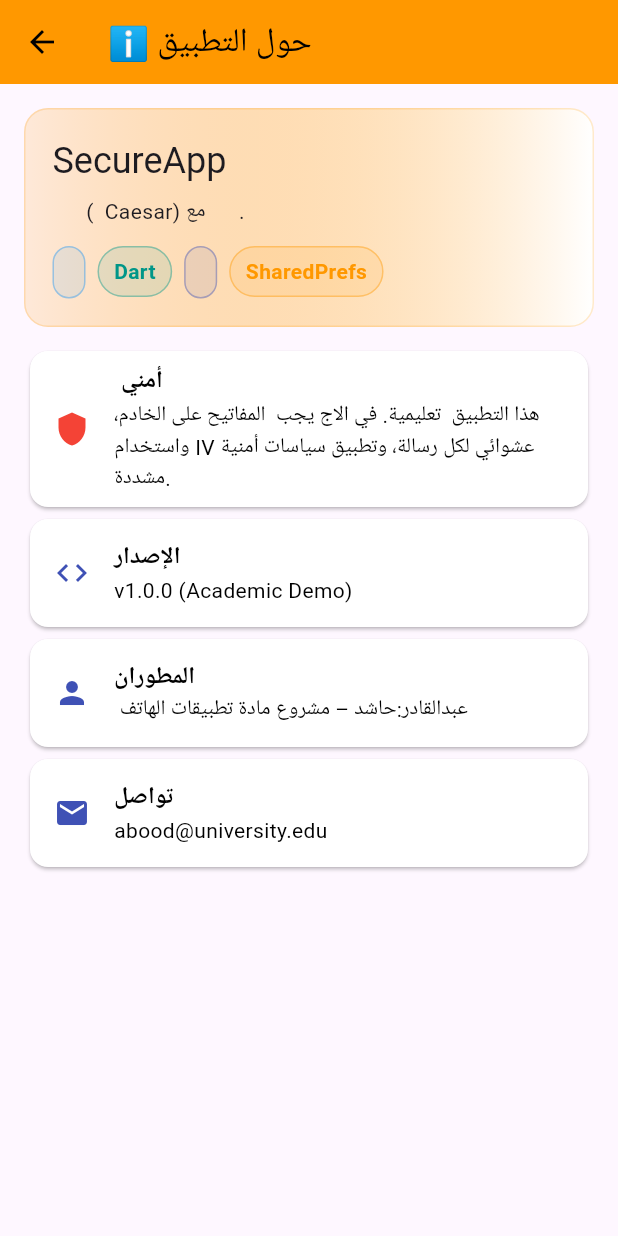
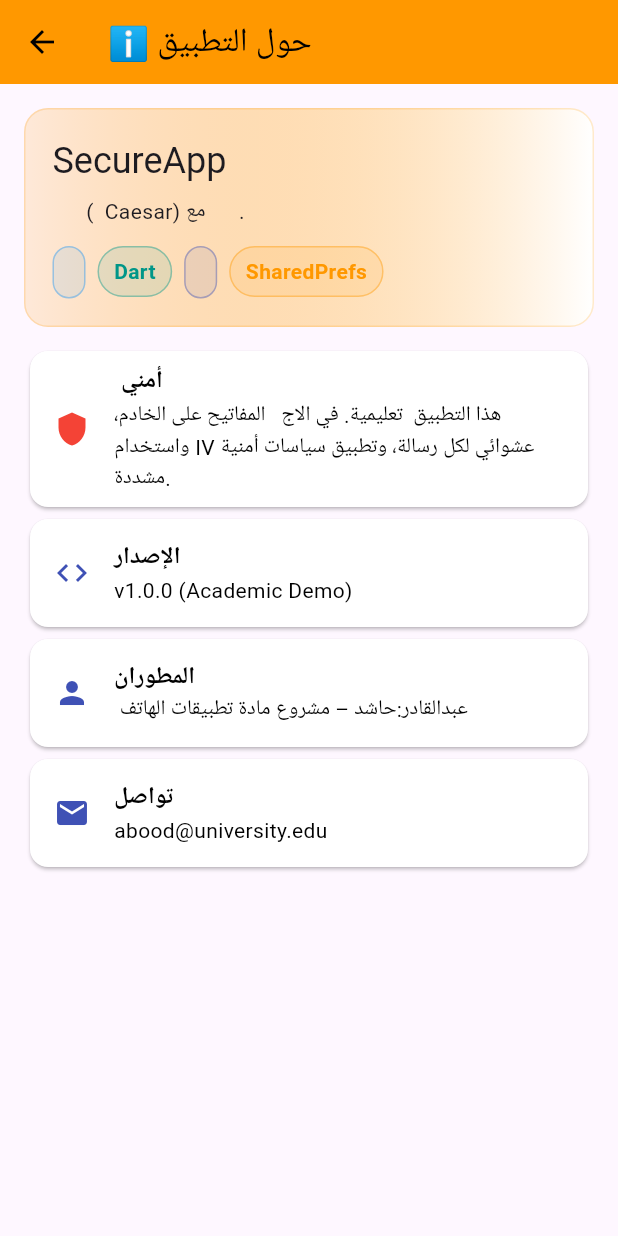
Before and after one commit to hashedalmaswi/my-project, a Flutter app: the AboutPage screen opened directly, on a phone screen of 412 x 824 dp. Run offline on Flutter 3.47's test engine with Material 3 defaults, Android fonts, the phone set to English and light mode, and no system bars; our stand-ins replace shared_preferences; missing offline and left inert: encrypt; accounts and stored records are empty.

```diff
--- a/lib/about_page.dart
+++ b/lib/about_page.dart
@@ -69,7 +69,7 @@ class AboutPage extends StatelessWidget {
           ),
           const SizedBox(height: 12),
           _tile(Icons.shield, ' أمني',
-              'هذا التطبيق  تعليمية. في الاج يجب  المفاتيح على الخادم، واستخدام IV عشوائي لكل رسالة، وتطبيق سياسات أمنية مشددة.',
+              'هذا التطبيق  تعليمية. في الاج   المفاتيح على الخادم، واستخدام IV عشوائي لكل رسالة، وتطبيق سياسات أمنية مشددة.',
               color: Colors.red),
           _tile(Icons.code, 'الإصدار', 'v1.0.0 (Academic Demo)'),
           _tile(Icons.person, 'المطوران', ' عبدالقادر:حاشد – مشروع مادة تطبيقات الهاتف'),
```
